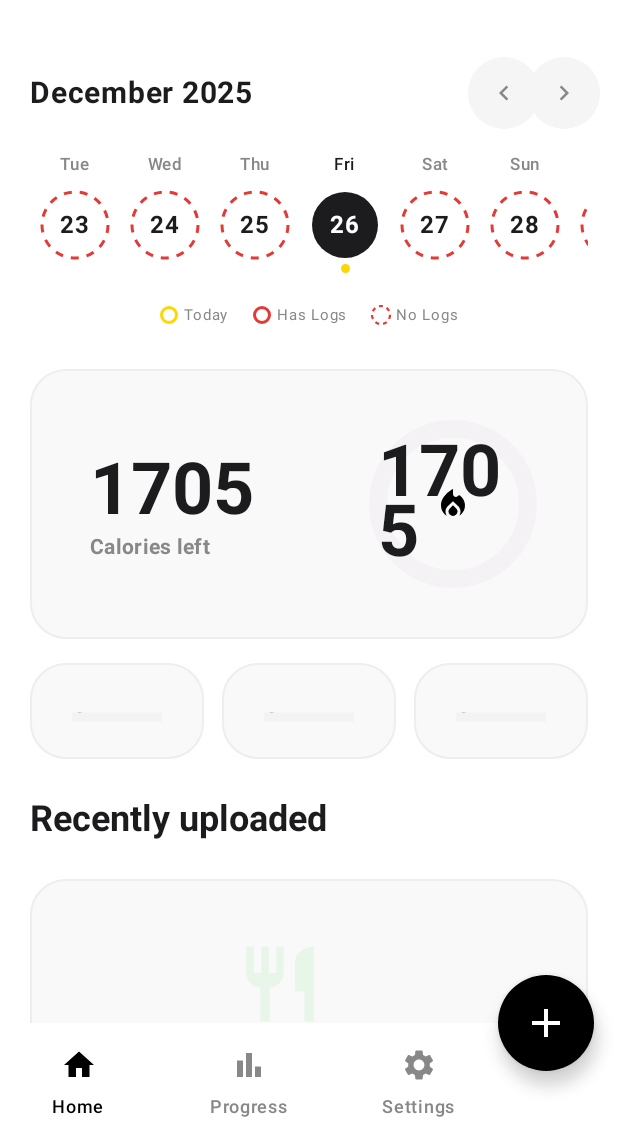
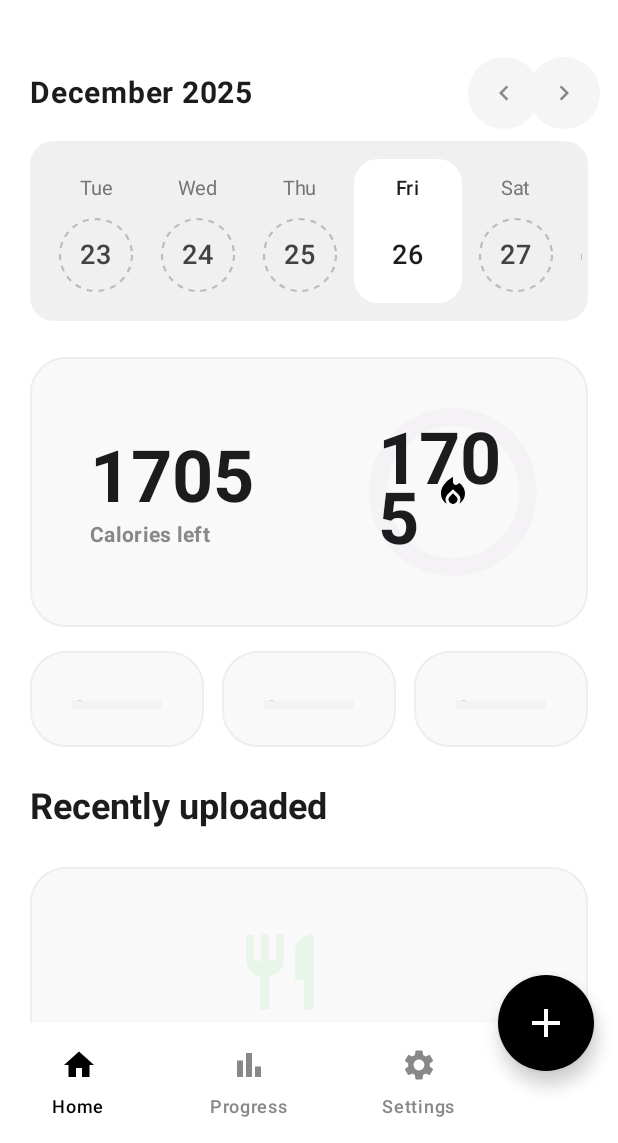
Before and after one commit to isaacmuigai-dev/CalView, an Android app built with Jetpack Compose: the MainTabs screen opened through its navigation route, on a phone screen of 412 x 824 dp, the part 93-1236 px from its top. Run offline under Robolectric (Android 15) with nearby library versions, the phone set to English and light mode, and no system bars; our stand-ins replace Dagger/Hilt's generated code, Room's generated code.

Commit message:
feat: Replicate calendar design from reference image
- Light gray (#F0F0F0) rounded container background
- White rounded rectangle background for selected date
- Coral (#E57373) solid circle border for dates with meal logs
- Gray (#BDBDBD) dashed circle border for dates without logs
- Removed legend and status dots for cleaner design
- Day names in gray, date numbers in dark gray/coral
- Larger touch targets (48dp circles)

```diff
--- a/feature-dashboard/src/main/java/com/example/calview/feature/dashboard/DashboardScreen.kt
+++ b/feature-dashboard/src/main/java/com/example/calview/feature/dashboard/DashboardScreen.kt
@@ -431,12 +431,18 @@ fun DateSelector(
             }
         }
 
-        // Scrollable Date Row
+        // Scrollable Date Row with light gray background
+        Box(
+            modifier = Modifier
+                .fillMaxWidth()
+                .background(Color(0xFFF0F0F0), RoundedCornerShape(16.dp))
+                .padding(vertical = 12.dp, horizontal = 4.dp)
+        ) {
             LazyRow(
                 state = listState,
                 modifier = Modifier.fillMaxWidth(),
-            horizontalArrangement = Arrangement.spacedBy(8.dp),
-            contentPadding = PaddingValues(horizontal = 4.dp)
+                horizontalArrangement = Arrangement.spacedBy(4.dp),
+                contentPadding = PaddingValues(horizontal = 8.dp)
             ) {
                 items(days.size) { index ->
                     val day = days[index]
@@ -455,20 +461,6 @@ fun DateSelector(
                     )
                 }
             }
-
-        // Legend
-        Row(
-            modifier = Modifier
-                .fillMaxWidth()
-                .padding(top = 12.dp),
-            horizontalArrangement = Arrangement.Center,
-            verticalAlignment = Alignment.CenterVertically
-        ) {
-            LegendItem(color = Color(0xFFFFD700), label = "Today", isDashed = false)
-            Spacer(modifier = Modifier.width(16.dp))
-            LegendItem(color = Color(0xFFE53935), label = "Has Logs", isDashed = false)
-            Spacer(modifier = Modifier.width(16.dp))
-            LegendItem(color = Color(0xFFE53935), label = "No Logs", isDashed = true)
         }
     }
 }
@@ -481,49 +473,68 @@ private fun DateItem(
     hasMeals: Boolean,
     onClick: () -> Unit
 ) {
-    val borderColor = when {
-        isToday -> Color(0xFFFFD700) // Golden yellow for today
-        hasMeals -> Color(0xFFE53935) // Solid red for dates with meals
-        else -> Color(0xFFE53935) // Red for dates without (will be dashed)
-    }
-
-    val dashEffect = if (!isToday && !hasMeals) {
-        PathEffect.dashPathEffect(floatArrayOf(8f, 8f), 0f)
-    } else null
+    // Colors matching reference image
+    val coralColor = Color(0xFFE57373) // Coral/salmon for dates with logs
+    val grayColor = Color(0xFFBDBDBD) // Gray for dashed circles
 
     Column(
         horizontalAlignment = Alignment.CenterHorizontally,
         modifier = Modifier
             .clickable { onClick() }
-            .padding(4.dp)
+            .then(
+                if (isSelected) {
+                    // White rounded rectangle background for selected date
+                    Modifier
+                        .background(Color.White, RoundedCornerShape(16.dp))
+                        .padding(horizontal = 12.dp, vertical = 8.dp)
+                } else {
+                    Modifier.padding(horizontal = 8.dp, vertical = 8.dp)
+                }
+            )
     ) {
-        // Day name
+        // Day name (Sun, Mon, etc.)
         Text(
             text = day.getDisplayName(Calendar.DAY_OF_WEEK, Calendar.SHORT, Locale.getDefault()) ?: "",
-            fontSize = 11.sp,
-            fontWeight = FontWeight.Medium,
-            color = if (isSelected) Color(0xFF1C1C1E) else Color.Gray
+            fontSize = 13.sp,
+            fontWeight = if (isSelected) FontWeight.SemiBold else FontWeight.Normal,
+            color = if (isSelected) Color(0xFF1C1C1E) else Color(0xFF757575)
         )
 
-        Spacer(modifier = Modifier.height(6.dp))
+        Spacer(modifier = Modifier.height(8.dp))
 
         // Date number with circular border
         Box(
             modifier = Modifier
-                .size(44.dp)
+                .size(48.dp)
                 .then(
-                    if (isSelected) {
-                        Modifier.background(Color(0xFF1C1C1E), CircleShape)
-                    } else {
+                    when {
+                        isSelected -> {
+                            // Selected: just show the number, the white background is on parent
                             Modifier
-                            .drawBehind {
+                        }
+                        hasMeals -> {
+                            // Has meals: solid coral circle border
+                            Modifier.drawBehind {
                                 drawCircle(
-                                    color = borderColor,
+                                    color = coralColor,
+                                    style = Stroke(width = 2.dp.toPx())
+                                )
+                            }
+                        }
+                        else -> {
+                            // No meals: dashed gray circle border
+                            Modifier.drawBehind {
+                                drawCircle(
+                                    color = grayColor,
                                     style = Stroke(
-                                        width = 2.dp.toPx(),
-                                        pathEffect = dashEffect
+                                        width = 1.5.dp.toPx(),
+                                        pathEffect = PathEffect.dashPathEffect(
+                                            floatArrayOf(6f, 6f),
+                                            0f
                                         )
                                     )
+                                )
+                            }
                         }
                     }
                 ),
@@ -531,57 +542,15 @@ private fun DateItem(
         ) {
             Text(
                 text = day.get(Calendar.DAY_OF_MONTH).toString(),
-                fontSize = 16.sp,
-                fontWeight = FontWeight.Bold,
-                color = if (isSelected) Color.White else Color(0xFF1C1C1E)
+                fontSize = 18.sp,
+                fontWeight = FontWeight.Medium,
+                color = when {
+                    hasMeals -> coralColor
+                    isSelected -> Color(0xFF1C1C1E)
+                    else -> Color(0xFF424242)
+                }
             )
         }
-
-        // Status dot indicator
-        Spacer(modifier = Modifier.height(4.dp))
-        Box(
-            modifier = Modifier
-                .size(6.dp)
-                .background(
-                    color = when {
-                        isToday -> Color(0xFFFFD700)
-                        hasMeals -> Color(0xFF4CAF50)
-                        else -> Color.Transparent
-                    },
-                    shape = CircleShape
-                )
-        )
-    }
-}
-
-@Composable
-private fun LegendItem(color: Color, label: String, isDashed: Boolean) {
-    Row(verticalAlignment = Alignment.CenterVertically) {
-        Box(
-            modifier = Modifier
-                .size(12.dp)
-                .then(
-                    if (isDashed) {
-                        Modifier.drawBehind {
-                            drawCircle(
-                                color = color,
-                                style = Stroke(
-                                    width = 1.5.dp.toPx(),
-                                    pathEffect = PathEffect.dashPathEffect(floatArrayOf(4f, 4f), 0f)
-                                )
-                            )
-                        }
-                    } else {
-                        Modifier.border(1.5.dp, color, CircleShape)
-                    }
-                )
-        )
-        Spacer(modifier = Modifier.width(4.dp))
-        Text(
-            text = label,
-            fontSize = 10.sp,
-            color = Color.Gray
-        )
     }
 }
 
```
Lines whose indentation alone changed are shown as unchanged.
